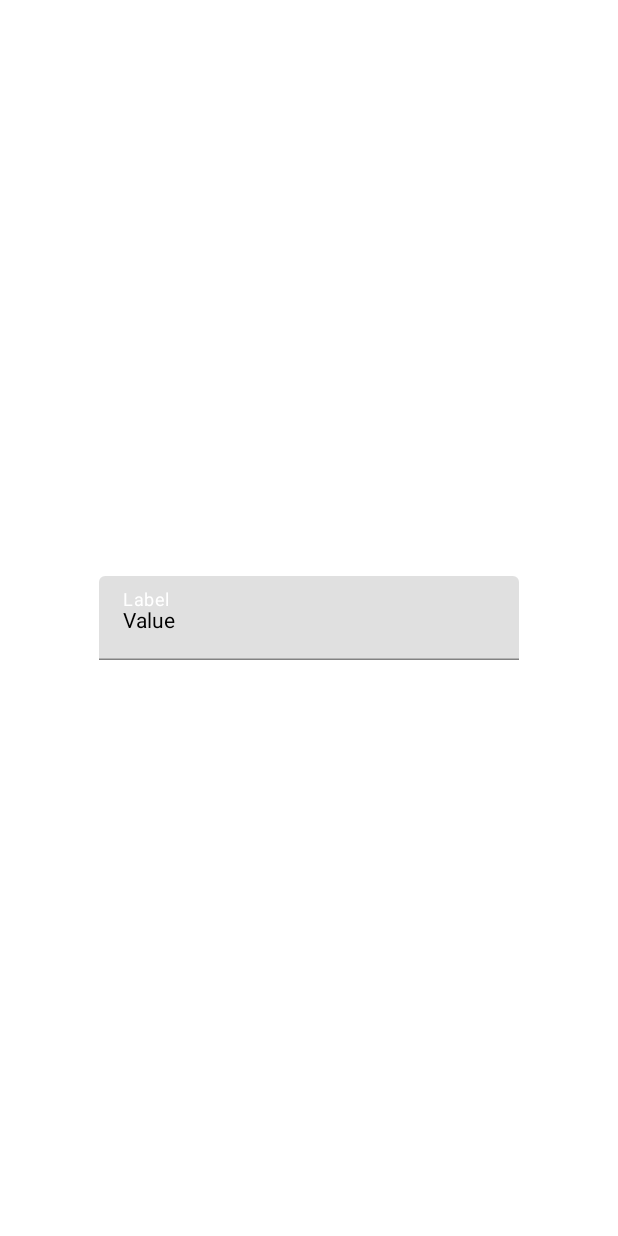
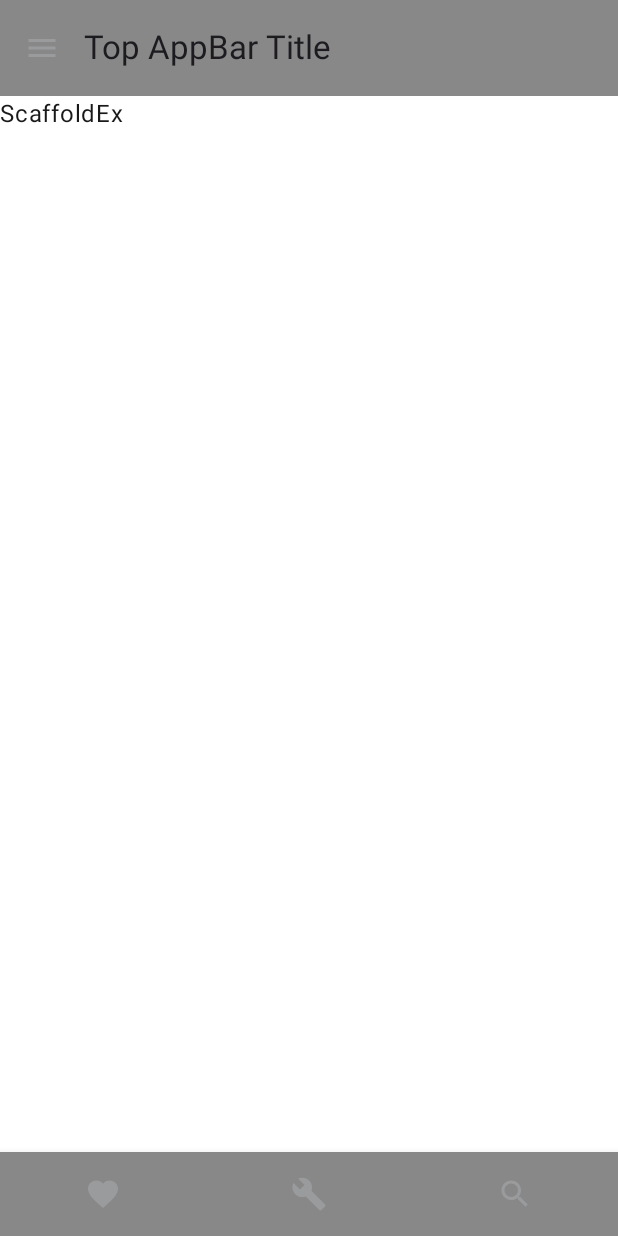
Before and after one commit to Foxxx48/SMCardCompose, an Android app built with Jetpack Compose: the screen it shows after launch (MainActivity), on a phone screen of 412 x 824 dp. Run offline under Robolectric (Android 15) with nearby library versions, the phone set to English and light mode, and no system bars.

Commit message:
Added Example2.kt with Scaffold, Drawer

```diff
--- a/app/src/main/java/com/example/smcardcompose/MainActivity.kt
+++ b/app/src/main/java/com/example/smcardcompose/MainActivity.kt
@@ -41,6 +41,7 @@ import androidx.compose.ui.tooling.preview.Preview
 import androidx.compose.ui.unit.dp
 import androidx.compose.ui.unit.sp
 import com.example.smcardcompose.ui.Example
+import com.example.smcardcompose.ui.TestScaffold
 import com.example.smcardcompose.ui.theme.SMCardComposeTheme
 
 class MainActivity : ComponentActivity() {
@@ -56,7 +57,7 @@ class MainActivity : ComponentActivity() {
                         .fillMaxSize(),
                     color = MaterialTheme.colorScheme.background
                 ) {
-                    testExample.Test()
+                    TestScaffold()
                 }
             }
         }
@@ -219,9 +220,7 @@ private fun ViewsCountInfo(views: String) {
 
 @Composable
 private fun ShareCountInfo(shares: String) {
-    Row(
-
-    ) {
+    Row() {
         Text(
             text = shares,
             fontStyle = FontStyle.Normal,
@@ -242,9 +241,7 @@ private fun ShareCountInfo(shares: String) {
 
 @Composable
 private fun CommentsCountInfo(comments: String) {
-    Row(
-
-    ) {
+    Row() {
         Text(
             text = comments,
             fontStyle = FontStyle.Normal,
@@ -264,9 +261,7 @@ private fun CommentsCountInfo(comments: String) {
 
 @Composable
 private fun LikesCountInfo(likes: String) {
-    Row(
-
-    ) {
+    Row() {
         Text(
             text = likes,
             fontStyle = FontStyle.Normal,
--- /dev/null
+++ b/app/src/main/java/com/example/smcardcompose/ui/Example2.kt
@@ -0,0 +1,135 @@
+package com.example.smcardcompose.ui
+
+import androidx.compose.foundation.layout.Column
+import androidx.compose.foundation.layout.padding
+import androidx.compose.foundation.layout.size
+import androidx.compose.foundation.layout.width
+import androidx.compose.material.BottomNavigation
+import androidx.compose.material.BottomNavigationItem
+import androidx.compose.material.Icon
+import androidx.compose.material.IconButton
+import androidx.compose.material.ModalDrawer
+import androidx.compose.material.icons.Icons
+import androidx.compose.material.icons.filled.Build
+import androidx.compose.material.icons.filled.Favorite
+import androidx.compose.material.icons.filled.Menu
+import androidx.compose.material.icons.filled.Search
+import androidx.compose.material3.ExperimentalMaterial3Api
+import androidx.compose.material3.MaterialTheme
+import androidx.compose.material3.Scaffold
+import androidx.compose.material3.Text
+import androidx.compose.material3.TopAppBar
+import androidx.compose.material3.TopAppBarDefaults
+import androidx.compose.runtime.Composable
+import androidx.compose.ui.Modifier
+import androidx.compose.ui.graphics.Color
+import androidx.compose.ui.tooling.preview.Preview
+import androidx.compose.ui.unit.dp
+
+@OptIn(ExperimentalMaterial3Api::class)
+@Preview
+@Composable
+fun TestScaffold() {
+
+    Scaffold(
+        topBar = {
+            TopAppBar(
+                title = {
+                    Text(text = "Top AppBar Title")
+                },
+                colors = TopAppBarDefaults.smallTopAppBarColors(
+                    Color.Gray
+                ),
+                navigationIcon = {
+                    IconButton(
+                        onClick = {},
+                        modifier = Modifier
+                    ) {
+                        Icon(
+                            Icons.Filled.Menu,
+                            contentDescription = null,
+                            tint = MaterialTheme.colorScheme.onSecondary
+                        )
+                    }
+                }
+            )
+        },
+        bottomBar = {
+            BottomNavigation(
+                backgroundColor = Color.Gray
+            ) {
+                BottomNavigationItem(
+                    selected = true,
+                    onClick = {},
+                    icon = {
+                        Icon(
+                            Icons.Filled.Favorite,
+                            contentDescription = null,
+                            tint = MaterialTheme.colorScheme.onSecondary
+                        )
+                    }
+                )
+
+                BottomNavigationItem(
+                    selected = true,
+                    onClick = {},
+                    icon = {
+                        Icon(
+                            Icons.Filled.Build,
+                            contentDescription = null,
+                            tint = MaterialTheme.colorScheme.onSecondary
+                        )
+                    }
+                )
+
+                BottomNavigationItem(
+                    selected = true,
+                    onClick = {},
+                    icon = {
+                        Icon(
+                            Icons.Filled.Search,
+                            contentDescription = null,
+                            tint = MaterialTheme.colorScheme.onSecondary
+                        )
+                    }
+                )
+            }
+        }
+    ) {
+        Text(
+            text = "ScaffoldEx",
+            modifier = Modifier
+                .padding(it)
+        )
+    }
+    ModalDrawer(
+        modifier = Modifier
+            .width(200.dp),
+        drawerContent = {
+            Column() {
+                Icon(
+                    Icons.Filled.Search,
+                    contentDescription = null,
+                    tint = MaterialTheme.colorScheme.onSecondary,
+                    modifier = Modifier.size(50.dp)
+                )
+                Text(text = "Hello")
+                Icon(
+                    Icons.Filled.Build,
+                    contentDescription = null,
+                    tint = MaterialTheme.colorScheme.onSecondary,
+                    modifier = Modifier.size(50.dp)
+                )
+                Text(text = "Drawer")
+
+                Icon(
+                    Icons.Filled.Favorite,
+                    contentDescription = null,
+                    tint = MaterialTheme.colorScheme.onSecondary,
+                    modifier = Modifier.size(50.dp)
+                )
+            }
+        }) {
+
+    }
+}
```
